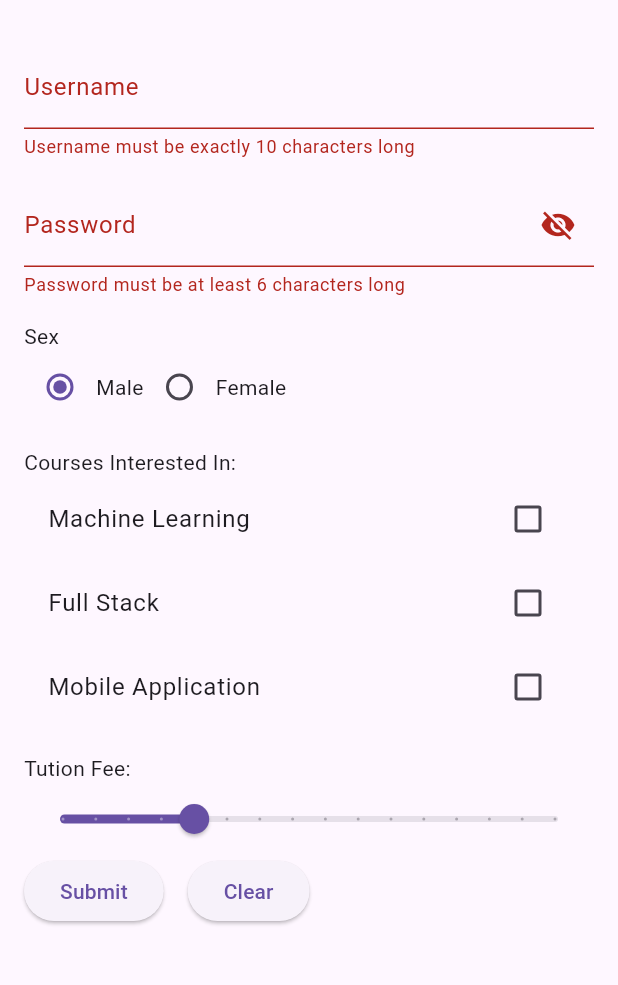
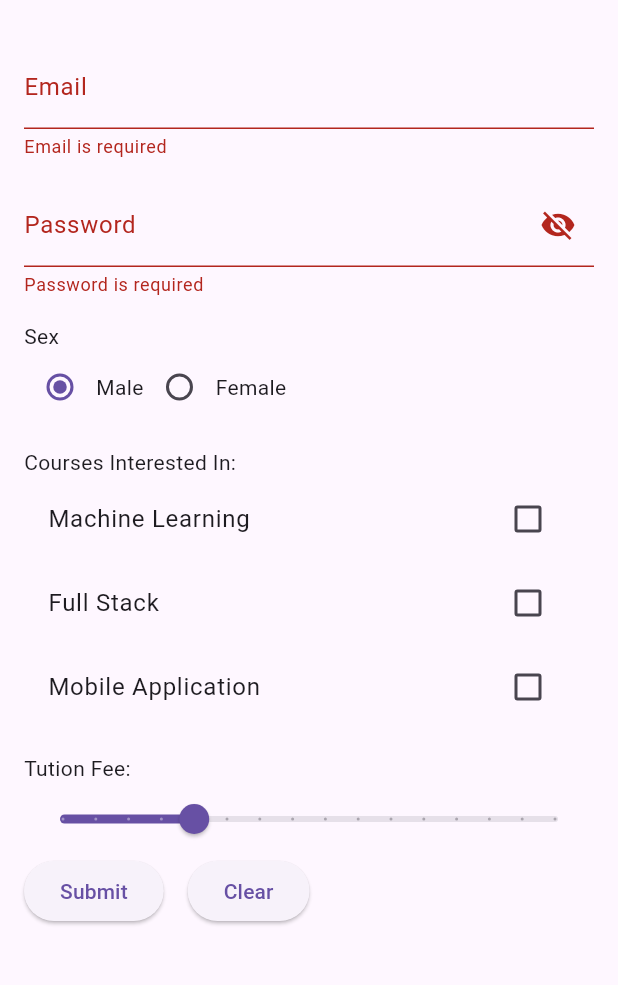
Before and after one commit to Mukunzijames/form_screen, a Flutter app: the screen it shows after launch, after a tap on "Submit", on a phone screen of 412 x 824 dp, the part 63-1048 px from its top. Run offline on Flutter 3.47's test engine with Material 3 defaults, Android fonts, the phone set to English and light mode, and no system bars.

Commit message:
validation:

```diff
--- a/lib/main.dart
+++ b/lib/main.dart
@@ -1,10 +1,12 @@
 import 'package:flutter/material.dart';
 
 void main() {
-  runApp(MyApp());
+  runApp(const MyApp());
 }
 
 class MyApp extends StatelessWidget {
+  const MyApp({super.key});
+
   @override
   Widget build(BuildContext context) {
     return MaterialApp(
@@ -12,65 +14,112 @@ class MyApp extends StatelessWidget {
       theme: ThemeData(
         primarySwatch: Colors.blue,
       ),
-      home: RegistrationForm(),
+      home: const RegistrationForm(),
     );
   }
 }
 
 class RegistrationForm extends StatefulWidget {
+  const RegistrationForm({super.key});
+
   @override
-  _RegistrationFormState createState() => _RegistrationFormState();
+  RegistrationFormState createState() => RegistrationFormState();
 }
 
-class _RegistrationFormState extends State<RegistrationForm> {
-  final TextEditingController _usernameController = TextEditingController();
+class RegistrationFormState extends State<RegistrationForm> {
+  final TextEditingController _emailController = TextEditingController();
   final TextEditingController _passwordController = TextEditingController();
+
+  // Regex: valid email with @ and domain (e.g. user@example.com)
+  final RegExp _emailRegex = RegExp(
+    r'^[a-zA-Z0-9._%+-]+@[a-zA-Z0-9.-]+\.[a-zA-Z]{2,}$',
+  );
+
+  // Regex: at least one digit
+  final RegExp _passwordNumberRegex = RegExp(r'[0-9]');
+
+  // Regex: at least one special symbol
+  final RegExp _passwordSymbolRegex = RegExp(r'[!@#$%^&*(),.?":{}|<>_\-+=\[\]\\/~`]');
 
   String _sex = 'male';
   bool _machineLearning = false;
   bool _fullStack = false;
   bool _mobileApplication = false;
   double _tution = 900.90;
-  String _userNameError = '';
+  String _emailError = '';
   String _passwordError = '';
-  bool _Submitted = false;
+  bool _submitted = false;
   bool _isPasswordVisible = false;
+
+  String? _validateEmail(String email) {
+    if (email.isEmpty) {
+      return 'Email is required';
+    }
+    if (!_emailRegex.hasMatch(email)) {
+      return 'Enter a valid email (e.g. user@example.com)';
+    }
+    return null;
+  }
+
+  String? _validatePassword(String password) {
+    if (password.isEmpty) {
+      return 'Password is required';
+    }
+    if (password.length < 6) {
+      return 'Password must be at least 6 characters long';
+    }
+    if (!_passwordNumberRegex.hasMatch(password)) {
+      return 'Password must contain at least one number';
+    }
+    if (!_passwordSymbolRegex.hasMatch(password)) {
+      return 'Password must contain at least one symbol (!@#\$%^&* etc.)';
+    }
+    return null;
+  }
 
   void _validateAndSubmit() {
     setState(() {
-      _userNameError = '';
+      _emailError = '';
       _passwordError = '';
-      _Submitted = false;
+      _submitted = false;
 
-      if (_usernameController.text.length != 10) {
-        _userNameError = 'Username must be exactly 10 characters long';
+      final emailError = _validateEmail(_emailController.text);
+      if (emailError != null) {
+        _emailError = emailError;
       }
-      if (_passwordController.text.length < 6) {
-        _passwordError = 'Password must be at least 6 characters long';
+
+      final passwordError = _validatePassword(_passwordController.text);
+      if (passwordError != null) {
+        _passwordError = passwordError;
       }
-      if (_userNameError.isEmpty && _passwordError.isEmpty) {
-        _Submitted = true;
+
+      if (_emailError.isEmpty && _passwordError.isEmpty) {
+        _submitted = true;
       }
     });
 
+    if (_submitted) {
       Future.delayed(Duration(seconds: 2), () {
+        if (mounted) {
           setState(() {
-        _Submitted = false;
+            _submitted = false;
           });
+        }
       });
+    }
   }
 
   void _clearForm() {
     setState(() {
-      _usernameController.clear();
+      _emailController.clear();
       _passwordController.clear();
       _sex = 'male';
       _machineLearning = false;
       _fullStack = false;
       _mobileApplication = false;
       _tution = 900.90;
-      _Submitted = false;
-      _userNameError = '';
+      _submitted = false;
+      _emailError = '';
       _passwordError = '';
     });
   }
@@ -87,10 +136,12 @@ class _RegistrationFormState extends State<RegistrationForm> {
           crossAxisAlignment: CrossAxisAlignment.start,
           children: [
             TextField(
-              controller: _usernameController,
+              controller: _emailController,
+              keyboardType: TextInputType.emailAddress,
               decoration: InputDecoration(
-                labelText: 'Username',
-                errorText: _userNameError.isNotEmpty ? _userNameError : null,
+                labelText: 'Email',
+                hintText: 'user@example.com',
+                errorText: _emailError.isNotEmpty ? _emailError : null,
               ),
             ),
             SizedBox(height: 16.0),
@@ -114,29 +165,21 @@ class _RegistrationFormState extends State<RegistrationForm> {
             ),
             SizedBox(height: 16.0),
             const Text('Sex'),
-            Row(
-              children: [
-                Radio<String>(
-                  value: 'male',
+            RadioGroup<String>(
               groupValue: _sex,
               onChanged: (value) {
                 setState(() {
                   _sex = value!;
                 });
               },
-                ),
+              child: Row(
+                children: [
+                  Radio<String>(value: 'male'),
                   const Text('Male'),
-                Radio<String>(
-                  value: 'female',
-                  groupValue: _sex,
-                  onChanged: (value) {
-                    setState(() {
-                      _sex = value!;
-                    });
-                  },
-                ),
+                  Radio<String>(value: 'female'),
                   const Text('Female'),
                 ],
+              ),
             ),
             const SizedBox(height: 16.0),
             const Text('Courses Interested In:'),
@@ -195,7 +238,7 @@ class _RegistrationFormState extends State<RegistrationForm> {
               ],
             ),
             const SizedBox(height: 16.0),
-            if (_Submitted)
+            if (_submitted)
               const Text(
                 'Form Submitted Successfully!',
                 style: TextStyle(color: Colors.green, fontSize: 16.0),
@@ -208,7 +251,7 @@ class _RegistrationFormState extends State<RegistrationForm> {
 
   @override
   void dispose() {
-    _usernameController.dispose();
+    _emailController.dispose();
     _passwordController.dispose();
     super.dispose();
   }
```
Also changed, not shown: pubspec.lock, 2 other files. Lines whose indentation alone changed are shown as unchanged.
